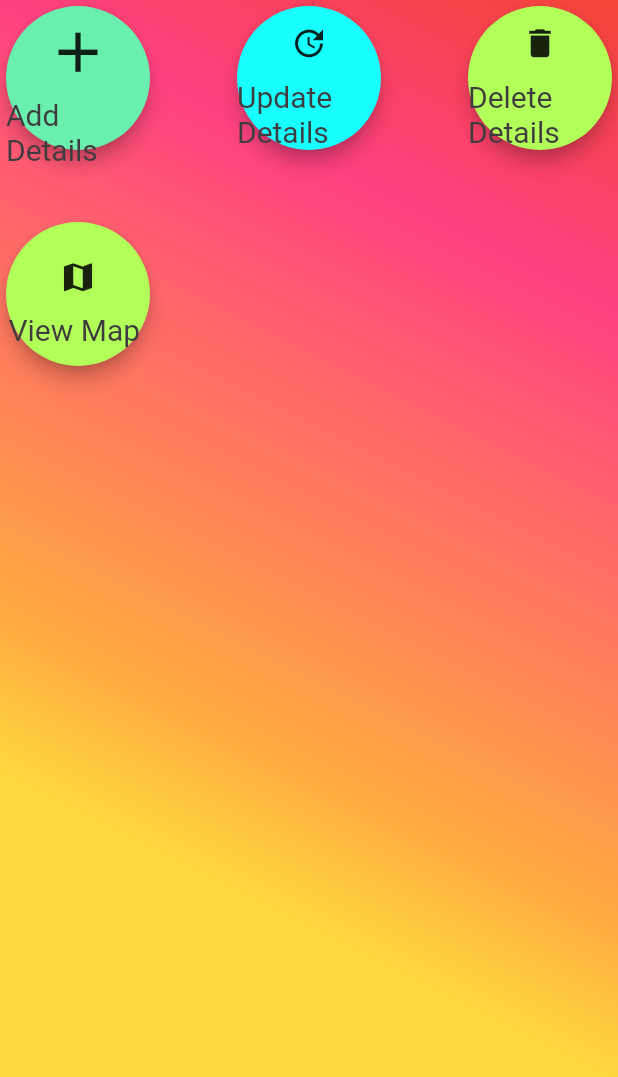
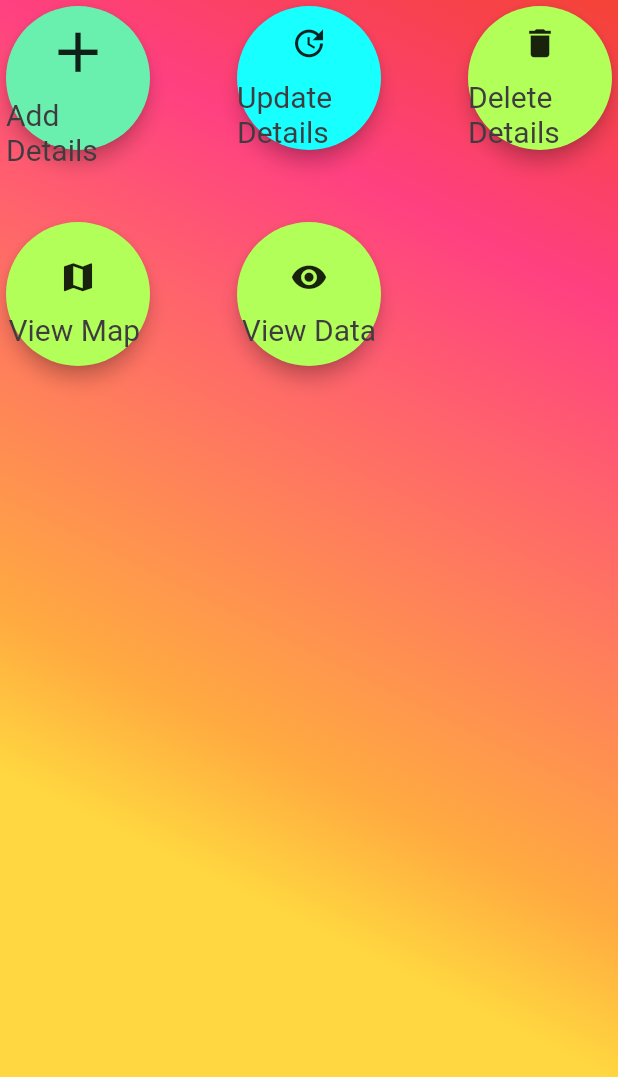
Before and after one commit to ASVKVINAYAK/Trinetra, a Flutter app: the TableScreen screen opened by its route, scrolled down 56 dp, on a phone screen of 412 x 824 dp. Shown: the top 1077 px of the screen. Run offline on Flutter 3.47's test engine with Material 2 defaults, Android fonts, the phone set to English and light mode, and no system bars; our stand-ins replace cloud_firestore, firebase_core, fluttertoast, responsive_framework, shared_preferences, webview_flutter; accounts and stored records are empty; network calls fail; Roboto replaces fonts that are missing (Montserrat Regular).

Commit message:
Added View data in table section

```diff
--- a/adminpanelflutter/lib/pages/homeUI.dart
+++ b/adminpanelflutter/lib/pages/homeUI.dart
@@ -73,7 +73,7 @@ class _HomeUI extends State<HomeScreenUI> {
                             title: fdata.id,
                             content: d,
                             color: COLORS[new Random().nextInt(5)],
-                            image: img[new Random().nextInt(5)],
+                            image: img[new Random().nextInt(4)],
                           );
                     },
                   );
--- a/adminpanelflutter/lib/pages/table.dart
+++ b/adminpanelflutter/lib/pages/table.dart
@@ -1,3 +1,4 @@
+import 'package:adminpanelflutter/pages/homeUI.dart';
 import 'package:cloud_firestore/cloud_firestore.dart';
 import 'package:flutter/material.dart';
 import 'package:adminpanelflutter/common/base.dart';
@@ -439,6 +440,38 @@ class _TableScreenState extends State<TableScreen> {
                       ],
                     ),
                   ),
+
+
+
+                  Card(
+                    color: Colors.lightGreenAccent,
+                    shape:RoundedRectangleBorder(
+                      borderRadius: BorderRadius.circular(50),
+                    ),
+                    elevation: 5,
+                    child: Column(
+                      mainAxisAlignment: MainAxisAlignment.center,
+                      children: <Widget>[
+
+                        IconButton(
+                          icon: new Icon(Icons.remove_red_eye),
+                          iconSize: 25,
+                          onPressed:()
+                          {
+                            Navigator.push(context, MaterialPageRoute(builder: (context) => HomeScreenUI()));
+                          }
+                        ),
+                        Text('View Data',
+                          style: cardtextstyle,
+                        ),
+                      ],
+                    ),
+                  ),
+
+
+
+
+
                 ],
               ),
             ),
```
